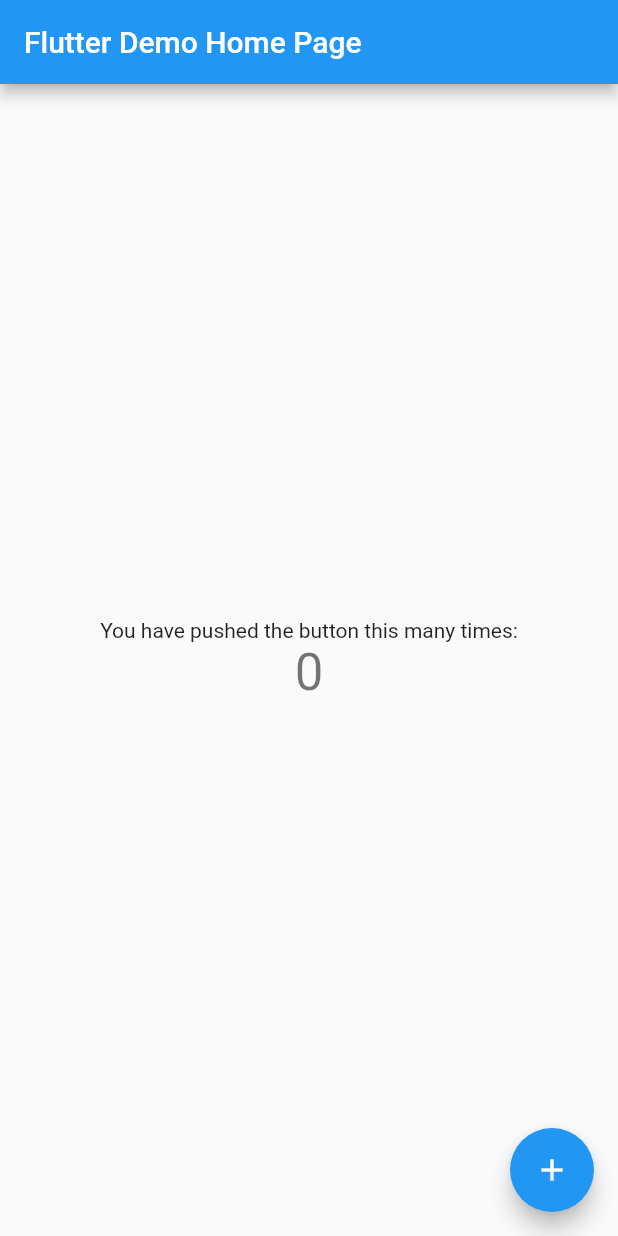
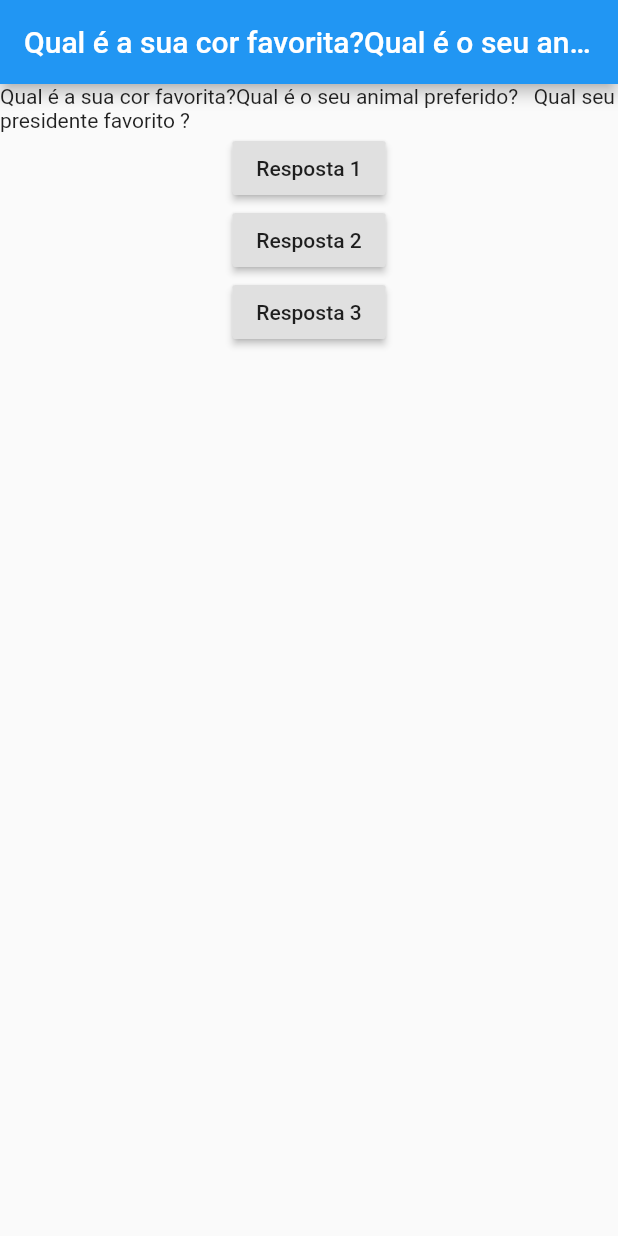
Before and after one commit to EndersonSS/quiz_flutter, a Flutter app: the screen it shows after launch, on a phone screen of 412 x 824 dp. Run offline on Flutter 3.47's test engine with Material 2 defaults, Android fonts, the phone set to English and light mode, and no system bars.

Commit message:
atualizando projeto

```diff
--- a/lib/main.dart
+++ b/lib/main.dart
@@ -1,117 +1,52 @@
 import 'package:flutter/material.dart';
 
-void main() {
-  runApp(MyApp());
-}
+main() => runApp(PerguntaApp());
 
-class MyApp extends StatelessWidget {
-  // This widget is the root of your application.
-  @override
-  Widget build(BuildContext context) {
-    return MaterialApp(
-      title: 'Flutter Demo',
-      theme: ThemeData(
-        // This is the theme of your application.
-        //
-        // Try running your application with "flutter run". You'll see the
-        // application has a blue toolbar. Then, without quitting the app, try
-        // changing the primarySwatch below to Colors.green and then invoke
-        // "hot reload" (press "r" in the console where you ran "flutter run",
-        // or simply save your changes to "hot reload" in a Flutter IDE).
-        // Notice that the counter didn't reset back to zero; the application
-        // is not restarted.
-        primarySwatch: Colors.blue,
-        // This makes the visual density adapt to the platform that you run
-        // the app on. For desktop platforms, the controls will be smaller and
-        // closer together (more dense) than on mobile platforms.
-        visualDensity: VisualDensity.adaptivePlatformDensity,
-      ),
-      home: MyHomePage(title: 'Flutter Demo Home Page'),
-    );
-  }
-}
+class _PerguntaAppState extends State<PerguntaApp> {
 
-class MyHomePage extends StatefulWidget {
-  MyHomePage({Key key, this.title}) : super(key: key);
+  var perguntaSelecionada = 0;
 
-  // This widget is the home page of your application. It is stateful, meaning
-  // that it has a State object (defined below) that contains fields that affect
-  // how it looks.
-
-  // This class is the configuration for the state. It holds the values (in this
-  // case the title) provided by the parent (in this case the App widget) and
-  // used by the build method of the State. Fields in a Widget subclass are
-  // always marked "final".
-
-  final String title;
-
-  @override
-  _MyHomePageState createState() => _MyHomePageState();
-}
-
-class _MyHomePageState extends State<MyHomePage> {
-  int _counter = 0;
-
-  void _incrementCounter() {
+  void responder(){
     setState(() {
-      // This call to setState tells the Flutter framework that something has
-      // changed in this State, which causes it to rerun the build method below
-      // so that the display can reflect the updated values. If we changed
-      // _counter without calling setState(), then the build method would not be
-      // called again, and so nothing would appear to happen.
-      _counter++;
+      perguntaSelecionada++;
     });
+    print(perguntaSelecionada);
   }
 
-  @override
-  Widget build(BuildContext context) {
-    // This method is rerun every time setState is called, for instance as done
-    // by the _incrementCounter method above.
-    //
-    // The Flutter framework has been optimized to make rerunning build methods
-    // fast, so that you can just rebuild anything that needs updating rather
-    // than having to individually change instances of widgets.
-    return Scaffold(
-      appBar: AppBar(
-        // Here we take the value from the MyHomePage object that was created by
-        // the App.build method, and use it to set our appbar title.
-        title: Text(widget.title),
-      ),
-      body: Center(
-        // Center is a layout widget. It takes a single child and positions it
-        // in the middle of the parent.
-        child: Column(
-          // Column is also a layout widget. It takes a list of children and
-          // arranges them vertically. By default, it sizes itself to fit its
-          // children horizontally, and tries to be as tall as its parent.
-          //
-          // Invoke "debug painting" (press "p" in the console, choose the
-          // "Toggle Debug Paint" action from the Flutter Inspector in Android
-          // Studio, or the "Toggle Debug Paint" command in Visual Studio Code)
-          // to see the wireframe for each widget.
-          //
-          // Column has various properties to control how it sizes itself and
-          // how it positions its children. Here we use mainAxisAlignment to
-          // center the children vertically; the main axis here is the vertical
-          // axis because Columns are vertical (the cross axis would be
-          // horizontal).
-          mainAxisAlignment: MainAxisAlignment.center,
-          children: <Widget>[
-            Text(
-              'You have pushed the button this many times:',
-            ),
-            Text(
-              '$_counter',
-              style: Theme.of(context).textTheme.headline4,
-            ),
-          ],
-        ),
-      ),
-      floatingActionButton: FloatingActionButton(
-        onPressed: _incrementCounter,
-        tooltip: 'Increment',
-        child: Icon(Icons.add),
-      ), // This trailing comma makes auto-formatting nicer for build methods.
-    );
+    Widget build(BuildContext context) {
+
+      final List<String> perguntas = [
+        'Qual é a sua cor favorita?'
+        'Qual é o seu animal preferido?'
+    '   Qual seu presidente favorito ?'
+      ];
+      return MaterialApp(
+        home: Scaffold(
+          appBar: AppBar(
+            title: Text(perguntas[perguntaSelecionada]),
+          ),
+          body: Column(
+            children: <Widget>[
+                Text(perguntas[0]),
+                RaisedButton(
+                  child: Text("Resposta 1"),
+                  onPressed: responder
+                  ,),
+                RaisedButton(
+                  child: Text("Resposta 2"),
+                  onPressed: responder
+                  ,),
+                RaisedButton(
+                  child: Text("Resposta 3"),
+                  onPressed: responder
+                  ,)
+            ],
+          )
+          )
+      );
+    }
+}
+  class PerguntaApp extends StatefulWidget {
+
+    _PerguntaAppState createState() => _PerguntaAppState();
   }
-}
```
Also changed, not shown: lib/pergunta.dart (added), lib/resposta.dart (added).
